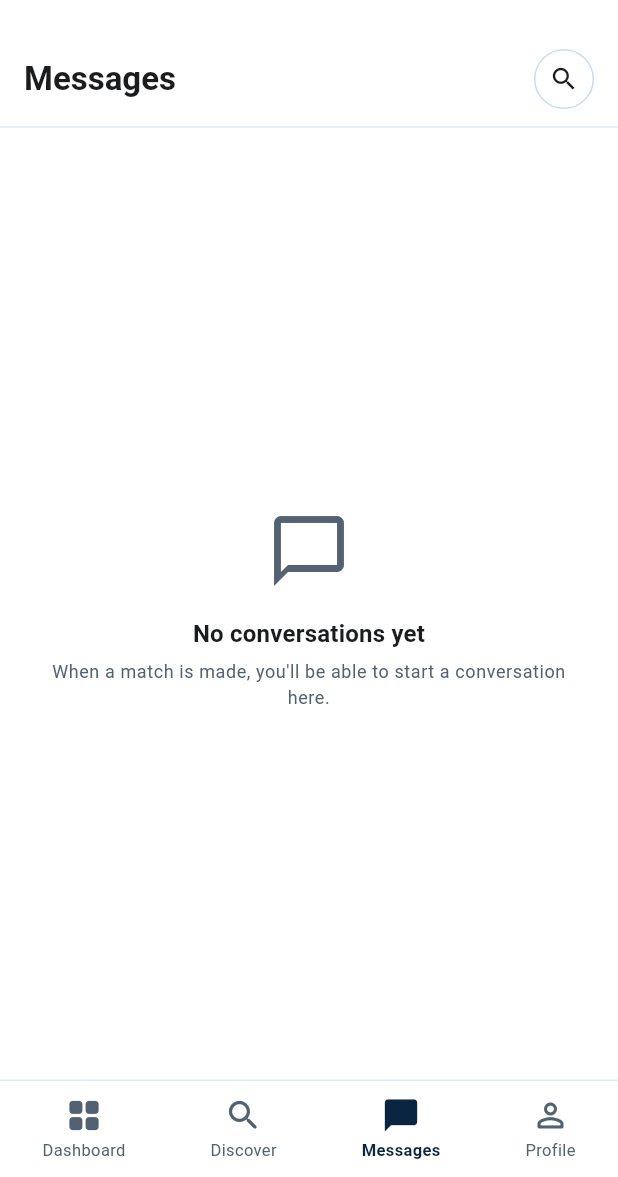
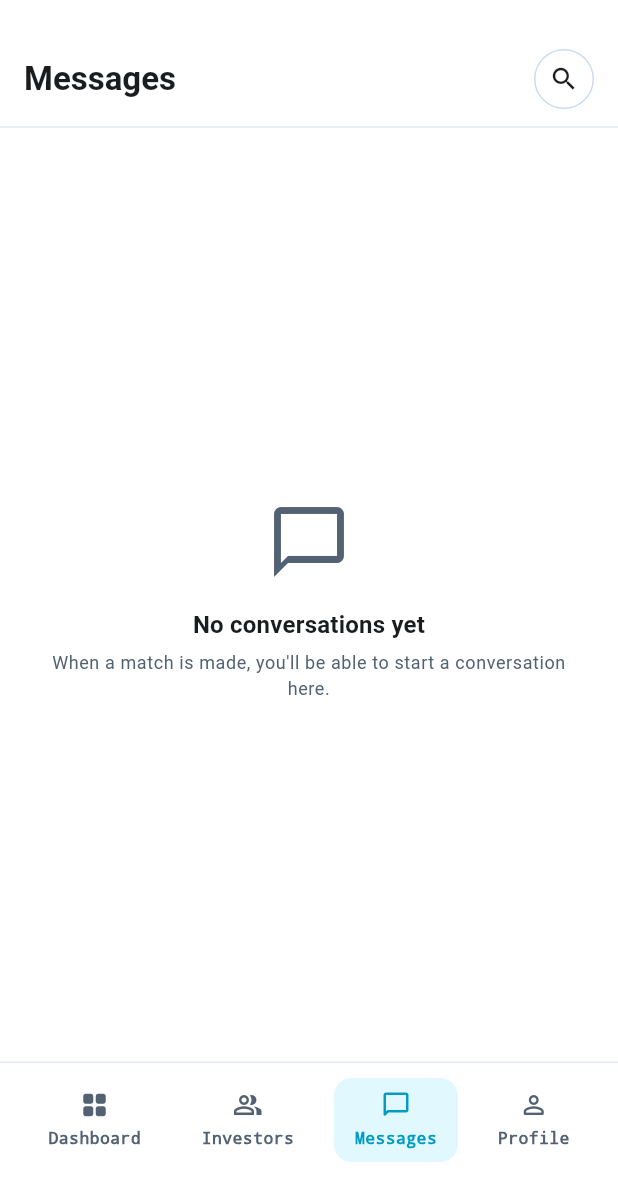
Before and after one commit to kasmass26/Ethio-Venture, a Flutter app: the _ConversationsView screen opened directly, on a phone screen of 412 x 824 dp, the part 59-1236 px from its top. Run offline on Flutter 3.47's test engine with Material 3 defaults, Android fonts, the phone set to English and light mode, and no system bars; our stand-ins replace connectivity_plus, equatable, file_picker, flutter_bloc, flutter_dotenv, get_it and 2 more; accounts and stored records are empty.

Commit message:
feat: implement dashboard pages for founders and investors along with routing and dependency injection configuration

```diff
--- a/lib/features/founder/presentation/pages/founder_dashboard_page.dart
+++ b/lib/features/founder/presentation/pages/founder_dashboard_page.dart
@@ -139,6 +139,10 @@ class _FounderDashboardPageState extends State<FounderDashboardPage> {
               if (index == 1) {
                 Navigator.of(context).pushReplacementNamed(
                   AppConstants.routeFounderInvestors,
+                );
+              } else if (index == 2) {
+                Navigator.of(context).pushNamed(
+                  AppConstants.routeMessages,
                 );
               } else if (index == 3) {
                 Navigator.of(context).pushReplacementNamed(
--- a/lib/features/founder/presentation/pages/investors_page.dart
+++ b/lib/features/founder/presentation/pages/investors_page.dart
@@ -55,6 +55,10 @@ class _InvestorsPageState extends State<InvestorsPage> {
               if (index == 0) {
                 Navigator.of(context).pushReplacementNamed(
                   AppConstants.routeFounderDashboard,
+                );
+              } else if (index == 2) {
+                Navigator.of(context).pushNamed(
+                  AppConstants.routeMessages,
                 );
               } else if (index == 3) {
                 Navigator.of(context).pushReplacementNamed(
--- a/lib/features/investor/presentation/pages/investor_dashboard_page.dart
+++ b/lib/features/investor/presentation/pages/investor_dashboard_page.dart
@@ -251,6 +251,10 @@ class _DashboardScaffold extends StatelessWidget {
           if (index == 1) {
             Navigator.of(context).pushReplacementNamed(
               AppConstants.routeStartupSearch,
+            );
+          } else if (index == 2) {
+            Navigator.of(context).pushNamed(
+              AppConstants.routeMessages,
             );
           } else if (index == 3) {
             Navigator.of(context).pushReplacementNamed(
--- a/lib/features/investor_profile/presentation/pages/investor_profile_page.dart
+++ b/lib/features/investor_profile/presentation/pages/investor_profile_page.dart
@@ -207,6 +207,10 @@ class _InvestorProfileViewState extends State<_InvestorProfileView>
           } else if (index == 1) {
             Navigator.of(context).pushReplacementNamed(
               AppConstants.routeStartupSearch,
+            );
+          } else if (index == 2) {
+            Navigator.of(context).pushNamed(
+              AppConstants.routeMessages,
             );
           }
         },
--- a/lib/features/messaging/presentation/pages/conversations_page.dart
+++ b/lib/features/messaging/presentation/pages/conversations_page.dart
@@ -1,14 +1,17 @@
 import 'package:flutter/material.dart';
 import 'package:flutter_bloc/flutter_bloc.dart';
+import 'package:supabase_flutter/supabase_flutter.dart';
 
 import '../../../../core/constants/app_constants.dart';
 import '../../../../core/di/injection_container.dart';
+import '../../../../core/services/user_service.dart';
 import '../../../../core/theme/app_colors.dart';
 import '../../../../core/theme/app_sizes.dart';
+import '../../../founder/presentation/widgets/dashboard_bottom_nav.dart';
+import '../../../investor/presentation/widgets/app_bottom_nav.dart';
 import '../cubit/conversations_cubit.dart';
 import '../cubit/conversations_state.dart';
 import '../widgets/conversation_tile.dart';
-import 'chat_page.dart';
 
 /// The Messages inbox screen — matches the reference design:
 ///
@@ -33,8 +36,52 @@ class ConversationsPage extends StatelessWidget {
   }
 }
 
-class _ConversationsView extends StatelessWidget {
+class _ConversationsView extends StatefulWidget {
   const _ConversationsView();
+
+  @override
+  State<_ConversationsView> createState() => _ConversationsViewState();
+}
+
+class _ConversationsViewState extends State<_ConversationsView> {
+  bool _isInvestor = false;
+
+  @override
+  void initState() {
+    super.initState();
+    _detectRole();
+  }
+
+  Future<void> _detectRole() async {
+    try {
+      final userService = sl<UserService>();
+      final user = await userService.getCurrentUser();
+      if (mounted && user != null) {
+        setState(() {
+          _isInvestor = user.role.toLowerCase() == 'investor';
+        });
+      }
+    } catch (_) {
+      final metaRole = Supabase.instance.client.auth.currentUser?.userMetadata?['role']?.toString().toLowerCase();
+      if (mounted && metaRole != null) {
+        setState(() {
+          _isInvestor = metaRole == 'investor';
+        });
+      }
+    }
+  }
+
+  void _handleBack() {
+    if (Navigator.of(context).canPop()) {
+      Navigator.of(context).pop();
+    } else {
+      Navigator.of(context).pushReplacementNamed(
+        _isInvestor
+            ? AppConstants.routeInvestorDashboard
+            : AppConstants.routeFounderDashboard,
+      );
+    }
+  }
 
   @override
   Widget build(BuildContext context) {
@@ -48,7 +95,7 @@ class _ConversationsView extends StatelessWidget {
         scrolledUnderElevation: 0,
         leading: IconButton(
           icon: const Icon(Icons.arrow_back, color: AppColors.textPrimary),
-          onPressed: () => Navigator.of(context).maybePop(),
+          onPressed: _handleBack,
         ),
         title: const Text(
           AppConstants.appName,
@@ -113,7 +160,44 @@ class _ConversationsView extends StatelessWidget {
       ),
 
       // ── Bottom navigation bar ───────────────────────────────────────────
-      bottomNavigationBar: _BottomNavBar(currentIndex: 2),
+      bottomNavigationBar: _isInvestor
+          ? AppBottomNav(
+              items: AppBottomNav.investorNavItems,
+              currentIndex: 2,
+              onTap: (index) {
+                if (index == 0) {
+                  Navigator.of(context).pushReplacementNamed(
+                    AppConstants.routeInvestorDashboard,
+                  );
+                } else if (index == 1) {
+                  Navigator.of(context).pushReplacementNamed(
+                    AppConstants.routeStartupSearch,
+                  );
+                } else if (index == 3) {
+                  Navigator.of(context).pushReplacementNamed(
+                    AppConstants.routeInvestorProfile,
+                  );
+                }
+              },
+            )
+          : DashboardBottomNav(
+              currentIndex: 2,
+              onTap: (index) {
+                if (index == 0) {
+                  Navigator.of(context).pushReplacementNamed(
+                    AppConstants.routeFounderDashboard,
+                  );
+                } else if (index == 1) {
+                  Navigator.of(context).pushReplacementNamed(
+                    AppConstants.routeFounderInvestors,
+                  );
+                } else if (index == 3) {
+                  Navigator.of(context).pushReplacementNamed(
+                    AppConstants.routeStartupProfile,
+                  );
+                }
+              },
+            ),
     );
   }
 
@@ -175,15 +259,14 @@ class _ConversationsView extends StatelessWidget {
                 return ConversationTile(
                   conversation: conv,
                   onTap: () {
-                    Navigator.of(context).push(
-                      MaterialPageRoute<void>(
-                        builder: (_) => ChatPage(
-                          conversationId: conv.id,
-                          participantName: conv.otherParticipantName,
-                          participantAvatarUrl:
-                              conv.otherParticipantAvatarUrl,
-                        ),
-                      ),
+                    Navigator.of(context).pushNamed(
+                      AppConstants.routeChat,
+                      arguments: {
+                        'conversationId': conv.id,
+                        'participantName': conv.otherParticipantName,
+                        'participantAvatarUrl':
+                            conv.otherParticipantAvatarUrl,
+                      },
                     );
                   },
                 );
@@ -257,104 +340,3 @@ class _EmptyState extends StatelessWidget {
     );
   }
 }
-
-// ── Bottom navigation bar ──────────────────────────────────────────────────
-
-class _BottomNavBar extends StatelessWidget {
-  const _BottomNavBar({required this.currentIndex});
-
-  final int currentIndex;
-
-  @override
-  Widget build(BuildContext context) {
-    return Container(
-      decoration: const BoxDecoration(
-        color: AppColors.surface,
-        border: Border(top: BorderSide(color: AppColors.divider)),
-      ),
-      child: SafeArea(
-        top: false,
-        child: SizedBox(
-          height: 64,
-          child: Row(
-            mainAxisAlignment: MainAxisAlignment.spaceAround,
-            children: [
-              _NavItem(
-                icon: Icons.grid_view_rounded,
-                label: 'Dashboard',
-                selected: currentIndex == 0,
-                onTap: () => Navigator.of(context)
-                    .pushReplacementNamed(AppConstants.routeHome),
-              ),
-              _NavItem(
-                icon: Icons.search_rounded,
-                label: 'Discover',
-                selected: currentIndex == 1,
-                onTap: () {},
-              ),
-              _NavItem(
-                icon: Icons.chat_bubble_rounded,
-                label: 'Messages',
-                selected: currentIndex == 2,
-                onTap: () {},
-              ),
-              _NavItem(
-                icon: Icons.person_outline_rounded,
-                label: 'Profile',
-                selected: currentIndex == 3,
-                onTap: () {},
-              ),
-            ],
-          ),
-        ),
-      ),
-    );
-  }
-}
-
-class _NavItem extends StatelessWidget {
-  const _NavItem({
-    required this.icon,
-    required this.label,
-    required this.selected,
-    required this.onTap,
-  });
-
-  final IconData icon;
-  final String label;
-  final bool selected;
-  final VoidCallback onTap;
-
-  @override
-  Widget build(BuildContext context) {
-    final color =
-        selected ? AppColors.secondary : AppColors.textSecondary;
-
-    return InkWell(
-      onTap: onTap,
-      borderRadius: BorderRadius.circular(AppSizes.radiusMd),
-      child: Padding(
-        padding: const EdgeInsets.symmetric(
-          horizontal: AppSizes.md,
-          vertical: AppSizes.xs,
-        ),
-        child: Column(
-          mainAxisSize: MainAxisSize.min,
-          children: [
-            Icon(icon, color: color, size: 26),
-            const SizedBox(height: 2),
-            Text(
-              label,
-              style: TextStyle(
-                fontSize: 11,
-                fontWeight:
-                    selected ? FontWeight.w700 : FontWeight.normal,
-                color: color,
-              ),
-            ),
-          ],
-        ),
-      ),
-    );
-  }
-}
--- a/lib/features/startup_profile/presentation/pages/startup_list_page.dart
+++ b/lib/features/startup_profile/presentation/pages/startup_list_page.dart
@@ -142,6 +142,10 @@ class _StartupListViewState extends State<_StartupListView> {
           if (index == 0) {
             Navigator.of(context).pushReplacementNamed(
               AppConstants.routeInvestorDashboard,
+            );
+          } else if (index == 2) {
+            Navigator.of(context).pushNamed(
+              AppConstants.routeMessages,
             );
           } else if (index == 3) {
             Navigator.of(context).pushReplacementNamed(
```
Also changed, not shown: lib/core/di/injection_container.dart (+11 -0 lines), lib/core/routing/app_router.dart (+10 -6 lines), lib/features/startup_profile/presentation/pages/startup_profile_page.dart (+8 -0 lines).
